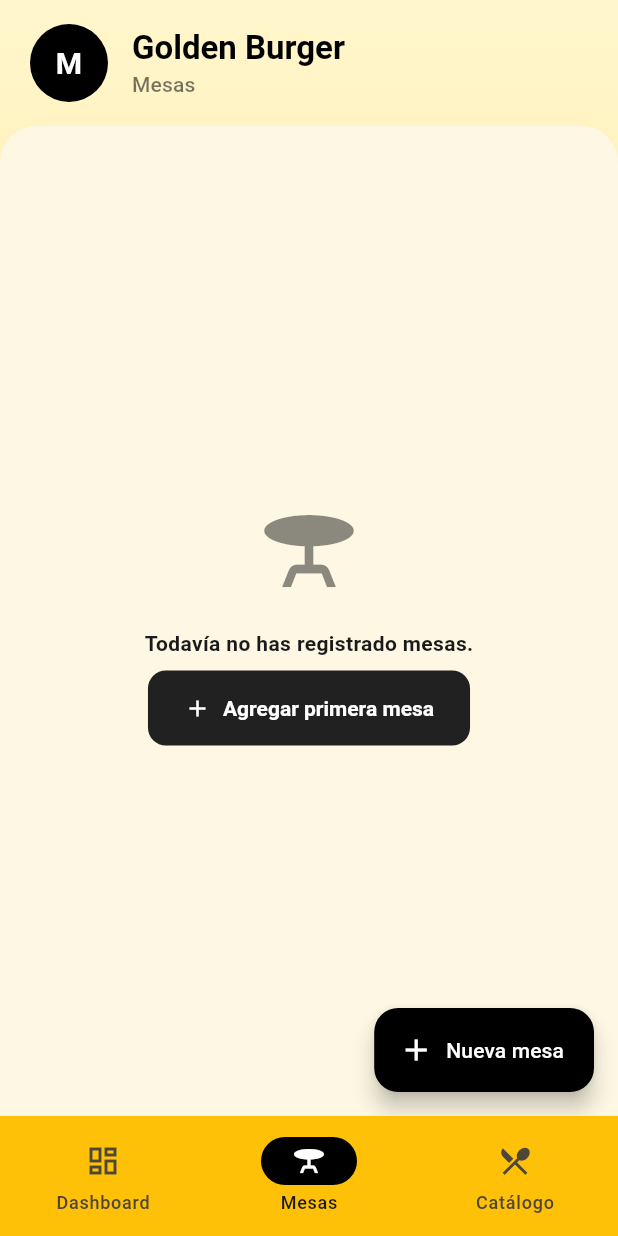
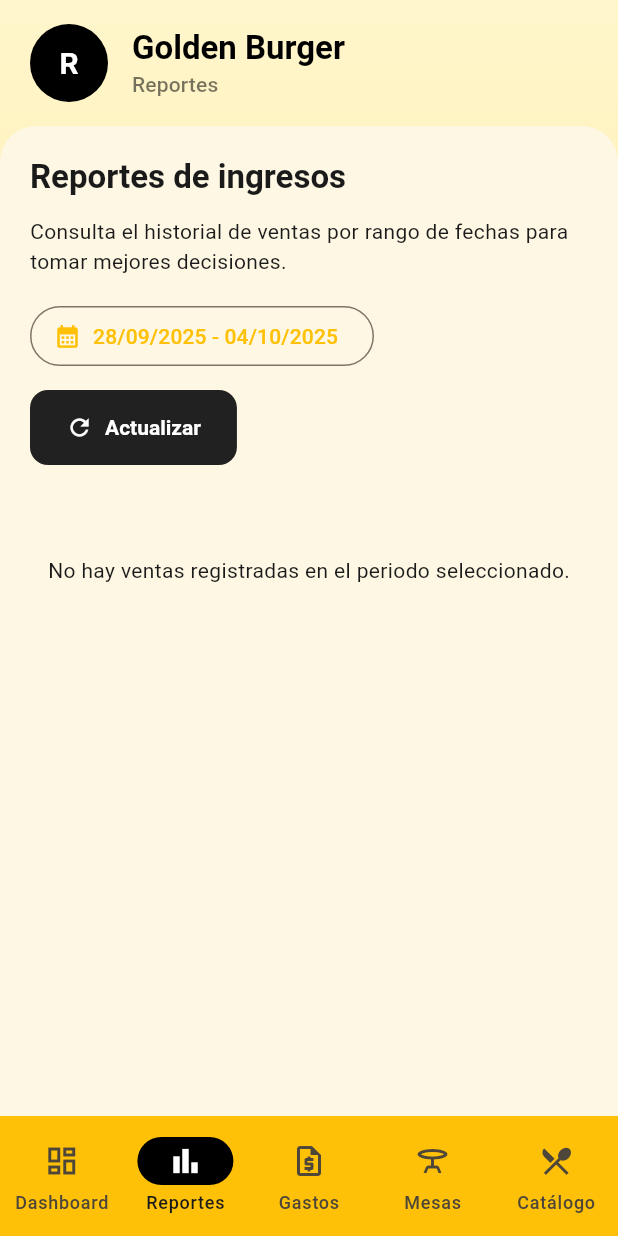
Before and after one commit to YandryRo97/facturacion_restaurant, a Flutter app: the AdminShell screen opened by its route, item 2 of the bottom bar chosen, on a phone screen of 412 x 824 dp. Run offline on Flutter 3.47's test engine with Material 3 defaults, Android fonts, the phone set to English and light mode, and no system bars; our stand-ins replace cloud_firestore, firebase_auth, firebase_core, flutter_riverpod, go_router, google_sign_in; accounts and stored records are empty.

Commit message:
Add admin expense and report management screens

```diff
--- a/restaurant_app/lib/features/admin/admin_shell.dart
+++ b/restaurant_app/lib/features/admin/admin_shell.dart
@@ -1,7 +1,9 @@
 import 'package:flutter/material.dart';
 
 import 'dashboard_screen.dart';
+import 'expense_management_screen.dart';
 import 'menu_management_screen.dart';
+import 'reports_screen.dart';
 import 'table_management_screen.dart';
 
 class AdminShell extends StatefulWidget {
@@ -16,12 +18,16 @@ class _AdminShellState extends State<AdminShell> {
 
   final _pages = const [
     DashboardScreen(),
+    ReportsScreen(),
+    ExpenseManagementScreen(),
     TableManagementScreen(),
     MenuManagementScreen(),
   ];
 
   final _titles = const [
     'Panel de control',
+    'Reportes',
+    'Gastos',
     'Mesas',
     'Catálogo',
   ];
@@ -109,6 +115,16 @@ class _AdminShellState extends State<AdminShell> {
             label: 'Dashboard',
           ),
           NavigationDestination(
+            icon: Icon(Icons.bar_chart_outlined),
+            selectedIcon: Icon(Icons.bar_chart, color: Colors.white),
+            label: 'Reportes',
+          ),
+          NavigationDestination(
+            icon: Icon(Icons.request_quote_outlined),
+            selectedIcon: Icon(Icons.request_quote, color: Colors.white),
+            label: 'Gastos',
+          ),
+          NavigationDestination(
             icon: Icon(Icons.table_bar_outlined),
             selectedIcon: Icon(Icons.table_bar, color: Colors.white),
             label: 'Mesas',
--- /dev/null
+++ b/restaurant_app/lib/features/admin/reports_screen.dart
@@ -0,0 +1,379 @@
+import 'package:cloud_firestore/cloud_firestore.dart';
+import 'package:flutter/material.dart';
+import 'package:intl/intl.dart';
+
+class ReportsScreen extends StatefulWidget {
+  const ReportsScreen({super.key});
+
+  @override
+  State<ReportsScreen> createState() => _ReportsScreenState();
+}
+
+class _ReportsScreenState extends State<ReportsScreen> {
+  late DateTimeRange _range;
+  Future<_ReportData>? _reportFuture;
+  final NumberFormat _currencyFormat = NumberFormat.simpleCurrency(name: 'USD');
+
+  @override
+  void initState() {
+    super.initState();
+    final now = DateTime.now();
+    final start = DateTime(now.year, now.month, now.day).subtract(const Duration(days: 6));
+    final end = DateTime(now.year, now.month, now.day);
+    _range = DateTimeRange(start: start, end: end);
+    _reportFuture = _loadReport();
+  }
+
+  Future<void> _pickRange() async {
+    final picked = await showDateRangePicker(
+      context: context,
+      firstDate: DateTime(2020),
+      lastDate: DateTime.now(),
+      initialDateRange: _range,
+      helpText: 'Selecciona el rango de fechas',
+      locale: const Locale('es'),
+    );
+    if (picked != null) {
+      setState(() {
+        _range = DateTimeRange(
+          start: DateTime(picked.start.year, picked.start.month, picked.start.day),
+          end: DateTime(picked.end.year, picked.end.month, picked.end.day),
+        );
+        _reportFuture = _loadReport();
+      });
+    }
+  }
+
+  Future<_ReportData> _loadReport() async {
+    final start = Timestamp.fromDate(_range.start);
+    final endExclusive = Timestamp.fromDate(_range.end.add(const Duration(days: 1)));
+
+    final snapshot = await FirebaseFirestore.instance
+        .collection('orders')
+        .where('status', isEqualTo: 'paid')
+        .where('closedAt', isGreaterThanOrEqualTo: start)
+        .where('closedAt', isLessThan: endExclusive)
+        .orderBy('closedAt', descending: true)
+        .get();
+
+    double totalSales = 0;
+    double dineInTotal = 0;
+    double onlineTotal = 0;
+    final Map<String, _DailySummary> daily = {};
+
+    for (final doc in snapshot.docs) {
+      final data = doc.data();
+      final total = (data['total'] as num?)?.toDouble() ?? 0;
+      final channel = (data['channel'] as String?) ?? 'dine-in';
+      final closedAt = (data['closedAt'] as Timestamp?)?.toDate() ??
+          (data['createdAt'] as Timestamp?)?.toDate();
+      if (closedAt == null) continue;
+      final dayKey = DateFormat('yyyy-MM-dd').format(closedAt);
+
+      totalSales += total;
+      if (channel == 'dine-in') {
+        dineInTotal += total;
+      } else {
+        onlineTotal += total;
+      }
+
+      daily.update(
+        dayKey,
+        (value) => value.copyWith(
+          totalSales: value.totalSales + total,
+          ordersCount: value.ordersCount + 1,
+          dineInTotal: channel == 'dine-in'
+              ? value.dineInTotal + total
+              : value.dineInTotal,
+          onlineTotal: channel == 'online'
+              ? value.onlineTotal + total
+              : value.onlineTotal,
+        ),
+        ifAbsent: () => _DailySummary(
+          date: DateFormat('yyyy-MM-dd').parse(dayKey),
+          totalSales: total,
+          ordersCount: 1,
+          dineInTotal: channel == 'dine-in' ? total : 0,
+          onlineTotal: channel == 'online' ? total : 0,
+        ),
+      );
+    }
+
+    final dailySummaries = daily.values.toList()
+      ..sort((a, b) => b.date.compareTo(a.date));
+
+    return _ReportData(
+      totalSales: totalSales,
+      ordersCount: snapshot.docs.length,
+      dineInTotal: dineInTotal,
+      onlineTotal: onlineTotal,
+      dailySummaries: dailySummaries,
+    );
+  }
+
+  @override
+  Widget build(BuildContext context) {
+    return Scaffold(
+      backgroundColor: Colors.transparent,
+      body: SingleChildScrollView(
+        padding: const EdgeInsets.all(20),
+        child: Column(
+          crossAxisAlignment: CrossAxisAlignment.start,
+          children: [
+            Text(
+              'Reportes de ingresos',
+              style: Theme.of(context).textTheme.titleLarge?.copyWith(
+                    fontWeight: FontWeight.bold,
+                  ),
+            ),
+            const SizedBox(height: 12),
+            Text(
+              'Consulta el historial de ventas por rango de fechas para tomar mejores decisiones.',
+              style: Theme.of(context).textTheme.bodyMedium,
+            ),
+            const SizedBox(height: 16),
+            Wrap(
+              spacing: 12,
+              runSpacing: 12,
+              crossAxisAlignment: WrapCrossAlignment.center,
+              children: [
+                OutlinedButton.icon(
+                  onPressed: _pickRange,
+                  icon: const Icon(Icons.calendar_month),
+                  label: Text(
+                    '${DateFormat('dd/MM/yyyy').format(_range.start)} - ${DateFormat('dd/MM/yyyy').format(_range.end)}',
+                  ),
+                ),
+                FilledButton.icon(
+                  onPressed: () {
+                    setState(() {
+                      _reportFuture = _loadReport();
+                    });
+                  },
+                  icon: const Icon(Icons.refresh),
+                  label: const Text('Actualizar'),
+                ),
+              ],
+            ),
+            const SizedBox(height: 20),
+            FutureBuilder<_ReportData>(
+              future: _reportFuture,
+              builder: (context, snapshot) {
+                if (snapshot.connectionState == ConnectionState.waiting) {
+                  return const Center(child: CircularProgressIndicator());
+                }
+                if (snapshot.hasError) {
+                  return const Center(
+                    child: Padding(
+                      padding: EdgeInsets.symmetric(vertical: 40),
+                      child: Text('No se pudieron cargar los reportes.'),
+                    ),
+                  );
+                }
+                final data = snapshot.data ??
+                    const _ReportData(
+                      totalSales: 0,
+                      ordersCount: 0,
+                      dineInTotal: 0,
+                      onlineTotal: 0,
+                      dailySummaries: [],
+                    );
+
+                if (data.ordersCount == 0) {
+                  return const Padding(
+                    padding: EdgeInsets.symmetric(vertical: 40),
+                    child: Center(
+                      child: Text('No hay ventas registradas en el periodo seleccionado.'),
+                    ),
+                  );
+                }
+
+                final averageTicket =
+                    data.ordersCount == 0 ? 0 : data.totalSales / data.ordersCount;
+
+                return Column(
+                  crossAxisAlignment: CrossAxisAlignment.start,
+                  children: [
+                    GridView.count(
+                      crossAxisCount:
+                          MediaQuery.of(context).size.width > 900 ? 4 : 2,
+                      shrinkWrap: true,
+                      physics: const NeverScrollableScrollPhysics(),
+                      crossAxisSpacing: 16,
+                      mainAxisSpacing: 16,
+                      childAspectRatio: 1.6,
+                      children: [
+                        _ReportMetricTile(
+                          title: 'Ventas totales',
+                          value: _currencyFormat.format(data.totalSales),
+                          icon: Icons.attach_money,
+                          color: const Color(0xFF4CAF50),
+                        ),
+                        _ReportMetricTile(
+                          title: 'Pedidos pagados',
+                          value: data.ordersCount.toString(),
+                          icon: Icons.receipt_long,
+                          color: const Color(0xFF42A5F5),
+                        ),
+                        _ReportMetricTile(
+                          title: 'Ticket promedio',
+                          value: _currencyFormat.format(averageTicket),
+                          icon: Icons.trending_up,
+                          color: const Color(0xFFFFC107),
+                        ),
+                        _ReportMetricTile(
+                          title: 'Ventas en salón',
+                          value: _currencyFormat.format(data.dineInTotal),
+                          icon: Icons.storefront,
+                          color: const Color(0xFF00796B),
+                        ),
+                        _ReportMetricTile(
+                          title: 'Ventas online',
+                          value: _currencyFormat.format(data.onlineTotal),
+                          icon: Icons.wifi,
+                          color: const Color(0xFF00ACC1),
+                        ),
+                      ],
+                    ),
+                    const SizedBox(height: 24),
+                    Text(
+                      'Desglose diario',
+                      style: Theme.of(context).textTheme.titleMedium?.copyWith(
+                            fontWeight: FontWeight.bold,
+                          ),
+                    ),
+                    const SizedBox(height: 12),
+                    ListView.separated(
+                      shrinkWrap: true,
+                      physics: const NeverScrollableScrollPhysics(),
+                      itemCount: data.dailySummaries.length,
+                      separatorBuilder: (_, __) => const SizedBox(height: 12),
+                      itemBuilder: (context, index) {
+                        final summary = data.dailySummaries[index];
+                        return Card(
+                          shape: RoundedRectangleBorder(
+                            borderRadius: BorderRadius.circular(16),
+                          ),
+                          child: ListTile(
+                            leading: CircleAvatar(
+                              backgroundColor: const Color(0xFF4CAF50).withOpacity(.15),
+                              child: Text(DateFormat('dd').format(summary.date)),
+                            ),
+                            title: Text(DateFormat('EEEE d MMMM', 'es').format(summary.date)),
+                            subtitle: Text(
+                              'Pedidos: ${summary.ordersCount} · Salón: ${_currencyFormat.format(summary.dineInTotal)} · Online: ${_currencyFormat.format(summary.onlineTotal)}',
+                            ),
+                            trailing: Text(
+                              _currencyFormat.format(summary.totalSales),
+                              style: const TextStyle(fontWeight: FontWeight.bold),
+                            ),
+                          ),
+                        );
+                      },
+                    ),
+                  ],
+                );
+              },
+            ),
+          ],
+        ),
+      ),
+    );
+  }
+}
+
+class _ReportMetricTile extends StatelessWidget {
+  const _ReportMetricTile({
+    required this.title,
+    required this.value,
+    required this.icon,
+    required this.color,
+  });
+
+  final String title;
+  final String value;
+  final IconData icon;
+  final Color color;
+
+  @override
+  Widget build(BuildContext context) {
+    return Card(
+      child: Padding(
+        padding: const EdgeInsets.all(16),
+        child: Column(
+          crossAxisAlignment: CrossAxisAlignment.start,
+          children: [
+            Container(
+              decoration: BoxDecoration(
+                color: color.withOpacity(.15),
+                shape: BoxShape.circle,
+              ),
+              padding: const EdgeInsets.all(10),
+              child: Icon(icon, color: color),
+            ),
+            const SizedBox(height: 12),
+            Text(
+              title,
+              style: Theme.of(context).textTheme.titleMedium,
+            ),
+            const SizedBox(height: 6),
+            Text(
+              value,
+              style: Theme.of(context)
+                  .textTheme
+                  .headlineSmall
+                  ?.copyWith(fontWeight: FontWeight.bold),
+            ),
+          ],
+        ),
+      ),
+    );
+  }
+}
+
+class _ReportData {
+  const _ReportData({
+    required this.totalSales,
+    required this.ordersCount,
+    required this.dineInTotal,
+    required this.onlineTotal,
+    required this.dailySummaries,
+  });
+
+  final double totalSales;
+  final int ordersCount;
+  final double dineInTotal;
+  final double onlineTotal;
+  final List<_DailySummary> dailySummaries;
+}
+
+class _DailySummary {
+  const _DailySummary({
+    required this.date,
+    required this.totalSales,
+    required this.ordersCount,
+    required this.dineInTotal,
+    required this.onlineTotal,
+  });
+
+  final DateTime date;
+  final double totalSales;
+  final int ordersCount;
+  final double dineInTotal;
+  final double onlineTotal;
+
+  _DailySummary copyWith({
+    double? totalSales,
+    int? ordersCount,
+    double? dineInTotal,
+    double? onlineTotal,
+  }) {
+    return _DailySummary(
+      date: date,
+      totalSales: totalSales ?? this.totalSales,
+      ordersCount: ordersCount ?? this.ordersCount,
+      dineInTotal: dineInTotal ?? this.dineInTotal,
+      onlineTotal: onlineTotal ?? this.onlineTotal,
+    );
+  }
+}
```
Also changed, not shown: restaurant_app/lib/features/admin/expense_management_screen.dart (added, +269 -0 lines).
